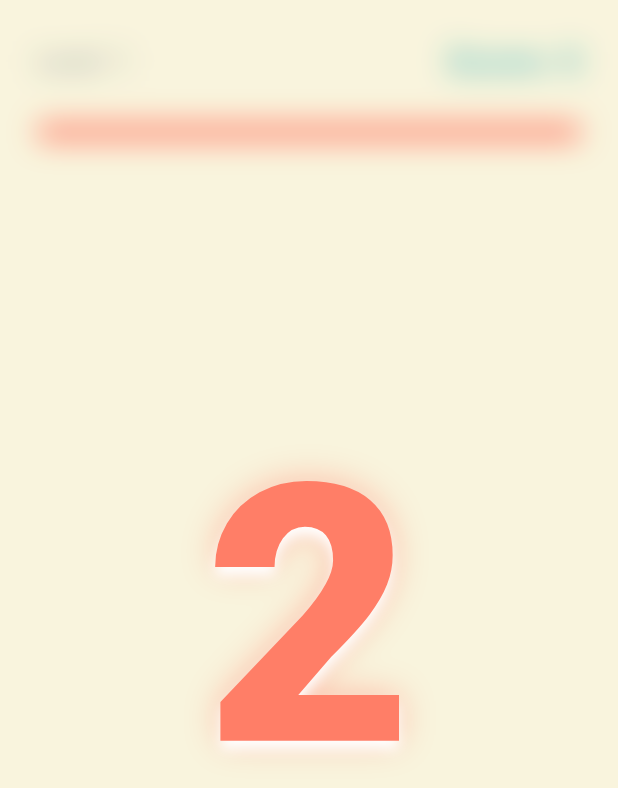
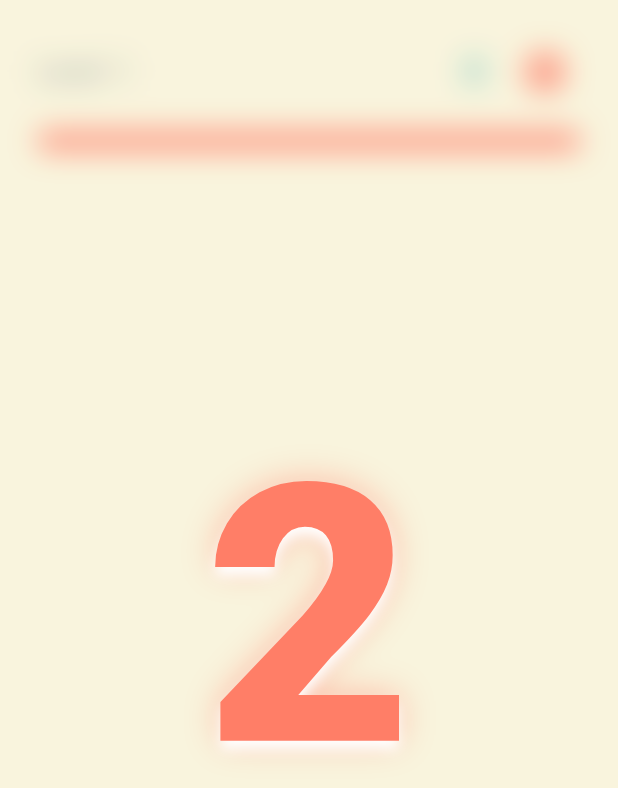
Before and after one commit to coins-fountain/math-rush, a Flutter app: the GameScreen screen opened by its route, on a phone screen of 412 x 824 dp. Shown: the top 788 px of the screen. Run offline on Flutter 3.47's test engine with Material 3 defaults, Android fonts, the phone set to English and light mode, and no system bars; our stand-ins replace get, google_mobile_ads, shared_preferences; accounts and stored records are empty; statements that could not run were skipped.

Commit message:
feat: implement game pause and game over overlays with countdown state management

```diff
--- a/lib/core/constants/app_colors.dart
+++ b/lib/core/constants/app_colors.dart
@@ -9,4 +9,7 @@ class AppColors {
   static const Color textMain = Color(0xFF2C3E50); // Dark text for bright bg
   static const Color textMuted = Color(0xFF7F8C8D); // Muted dark text
   static const Color buttonGray = Color(0xFFE0E0E0); // Light gray
+  static const Color success = Color(0xFF4CAF50); // Green for correct
+  static const Color warning = Color(0xFFFF9800); // Orange for timer warning
+  static const Color gold = Color(0xFFFFD700); // Gold for level up
 }
--- a/lib/features/game/views/game_screen.dart
+++ b/lib/features/game/views/game_screen.dart
@@ -3,9 +3,10 @@ import 'package:flutter/material.dart';
 import 'package:get/get.dart';
 
 import '../../../core/constants/app_colors.dart';
-import '../../../core/widgets/banner_ad_widget.dart';
 import '../controllers/game_controller.dart';
 import 'widgets/answer_button.dart';
+import 'widgets/game_over_overlay.dart';
+import 'widgets/pause_overlay.dart';
 import 'widgets/question_display.dart';
 import 'widgets/revive_countdown_dialog.dart';
 import 'widgets/rush_timer_bar.dart';
@@ -15,13 +16,24 @@ class GameScreen extends GetView<GameController> {
 
   @override
   Widget build(BuildContext context) {
-    return Scaffold(
+    final double horizontalPadding = MediaQuery.of(context).size.width * 0.06;
+
+    return PopScope(
+      canPop: false,
+      onPopInvokedWithResult: (didPop, result) {
+        if (didPop) return;
+        if (!controller.isGameOver.value && !controller.isPaused.value) {
+          controller.pauseGame();
+          _showQuitDialog(context);
+        }
+      },
+      child: Scaffold(
         backgroundColor: AppColors.background,
         body: SafeArea(
           child: Stack(
             children: [
               Padding(
-              padding: const EdgeInsets.all(24.0),
+                padding: EdgeInsets.symmetric(horizontal: horizontalPadding, vertical: 24),
                 child: Column(
                   children: [
                     Row(
@@ -36,9 +48,11 @@ class GameScreen extends GetView<GameController> {
                             ),
                           ),
                         ),
+                        Row(
+                          children: [
                             Obx(
                               () => Text(
-                          'Score: ${controller.score.value}',
+                                '${controller.score.value}',
                                 style: const TextStyle(
                                   color: AppColors.accent,
                                   fontSize: 24,
@@ -46,9 +60,17 @@ class GameScreen extends GetView<GameController> {
                                 ),
                               ),
                             ),
+                            const SizedBox(width: 16),
+                            IconButton(
+                              onPressed: controller.pauseGame,
+                              icon: const Icon(Icons.pause_circle_filled, size: 32),
+                              color: AppColors.primary,
+                            ),
                           ],
                         ),
-                  const SizedBox(height: 24),
+                      ],
+                    ),
+                    const SizedBox(height: 16),
 
                     Obx(
                       () => RushTimerBar(
@@ -115,92 +137,27 @@ class GameScreen extends GetView<GameController> {
 
                 if (controller.isGameOver.value &&
                     !controller.isReviveCountDown.value) {
-                return Container(
-                  color: AppColors.background,
-                  child: SafeArea(
-                    child: Stack(
-                      children: [
-                        Center(
-                          child: Column(
-                            mainAxisSize: MainAxisSize.min,
-                            children: [
-                              const Text(
-                                "GAME OVER",
-                                style: TextStyle(
-                                  color: AppColors.danger,
-                                  fontSize: 48,
-                                  fontWeight: FontWeight.bold,
-                                ),
-                              ),
-                              const SizedBox(height: 16),
-                              if (controller.isNewHighScore.value) ...[
-                                const Text(
-                                  "NEW HIGH SCORE!",
-                                  style: TextStyle(
-                                    color: AppColors.accent,
-                                    fontSize: 28,
-                                    fontWeight: FontWeight.bold,
-                                  ),
-                                ),
-                                const SizedBox(height: 8),
-                                Text(
-                                  "${controller.score.value}",
-                                  style: const TextStyle(
-                                    color: AppColors.textMain,
-                                    fontSize: 48,
-                                    fontWeight: FontWeight.bold,
-                                  ),
-                                ),
-                              ] else ...[
-                                Text(
-                                  "Final Score: ${controller.score.value}",
-                                  style: const TextStyle(
-                                    color: AppColors.textMain,
-                                    fontSize: 24,
-                                  ),
-                                ),
-                              ],
-                              const SizedBox(height: 32),
-                              ElevatedButton.icon(
-                                onPressed: controller.startGame,
-                                icon: const Icon(Icons.replay),
-                                label: const Text("PLAY AGAIN"),
-                                style: ElevatedButton.styleFrom(
-                                  backgroundColor: AppColors.primary,
-                                  foregroundColor: Colors.white,
-                                  padding: const EdgeInsets.symmetric(
-                                    horizontal: 32,
-                                    vertical: 16,
-                                  ),
-                                ),
-                              ),
-                              const SizedBox(height: 16),
-                              TextButton.icon(
-                                onPressed: () => Get.offAllNamed('/home'),
-                                icon: const Icon(Icons.home),
-                                label: const Text("HOME"),
-                                style: TextButton.styleFrom(
-                                  foregroundColor: AppColors.textMuted,
-                                  padding: const EdgeInsets.symmetric(
-                                    horizontal: 32,
-                                    vertical: 16,
-                                  ),
-                                ),
-                              ),
+                  return const GameOverOverlay();
+                }
+
+                if (controller.isPaused.value) {
+                  return const PauseOverlay();
+                }
+
+                if (controller.startCountdown.value > 0) {
+                  return _buildStartCountdown();
+                }
+
+                return const SizedBox.shrink();
+              }),
             ],
           ),
-                        ),
-                        const Align(
-                          alignment: Alignment.bottomCenter,
-                          child: SafeArea(child: BannerAdWidget()),
-                        ),
-                      ],
         ),
       ),
     );
   }
 
-              if (controller.startCountdown.value > 0) {
+  Widget _buildStartCountdown() {
     return ClipRect(
       child: BackdropFilter(
         filter: ImageFilter.blur(sigmaX: 10.0, sigmaY: 10.0),
@@ -245,11 +202,27 @@ class GameScreen extends GetView<GameController> {
     );
   }
 
-              return const SizedBox.shrink();
-            }),
+  void _showQuitDialog(BuildContext context) {
+    Get.dialog(
+      AlertDialog(
+        title: const Text("Quit Game?"),
+        content: const Text("Are you sure you want to quit this game? Your current progress will be lost."),
+        actions: [
+          TextButton(
+            onPressed: () {
+              Get.back();
+              controller.resumeGame();
+            },
+            child: const Text("CANCEL"),
+          ),
+          ElevatedButton(
+            onPressed: () => Get.offAllNamed('/'),
+            style: ElevatedButton.styleFrom(backgroundColor: AppColors.danger),
+            child: const Text("QUIT", style: TextStyle(color: Colors.white)),
+          ),
         ],
       ),
-      ),
+      barrierDismissible: false,
     );
   }
 }
```
Also changed, not shown: lib/features/game/controllers/game_controller.dart (+22 -0 lines), lib/features/game/views/widgets/game_over_overlay.dart (added, +102 -0 lines), lib/features/game/views/widgets/pause_overlay.dart (added, +65 -0 lines), pubspec.lock. Lines whose indentation alone changed are shown as unchanged.
